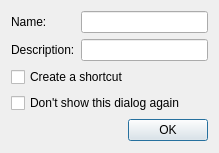
Old version of the form src/plugins/macros/savedialog.ui in the repository qt-creator/qt-creator.
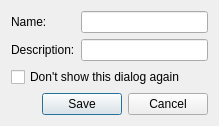
New version of the form.

Commit message:
Refactor the shortcut management for plugin macros
When saving a macro, a shortcut is created and the user can change the
shortcut in Options->Keyboard.
When the macro is removed, the shortcut is removed from the
actionManager using the removeShortcut method.
This is way simpler than before, where a number of default shortcuts
where defined and macros took the empty space.

Merge-request: 236

Patch:
```diff
--- a/src/plugins/macros/savedialog.ui
+++ b/src/plugins/macros/savedialog.ui
@@ -7,7 +7,7 @@
     <x>0</x>
     <y>0</y>
     <width>219</width>
-    <height>153</height>
+    <height>116</height>
    </rect>
   </property>
   <property name="windowTitle">
@@ -51,14 +51,7 @@
    <item row="4" column="0" colspan="2">
     <widget class="QDialogButtonBox" name="buttonBox">
      <property name="standardButtons">
-      <set>QDialogButtonBox::Ok</set>
-     </property>
-    </widget>
-   </item>
-   <item row="2" column="0" colspan="2">
-    <widget class="QCheckBox" name="createShortcut">
-     <property name="text">
-      <string>Create a shortcut</string>
+      <set>QDialogButtonBox::Cancel|QDialogButtonBox::Save</set>
      </property>
     </widget>
    </item>
```
Left out of the diff: 2 changed lines with no effect on the pictures. The commit also changes 12 other files.
